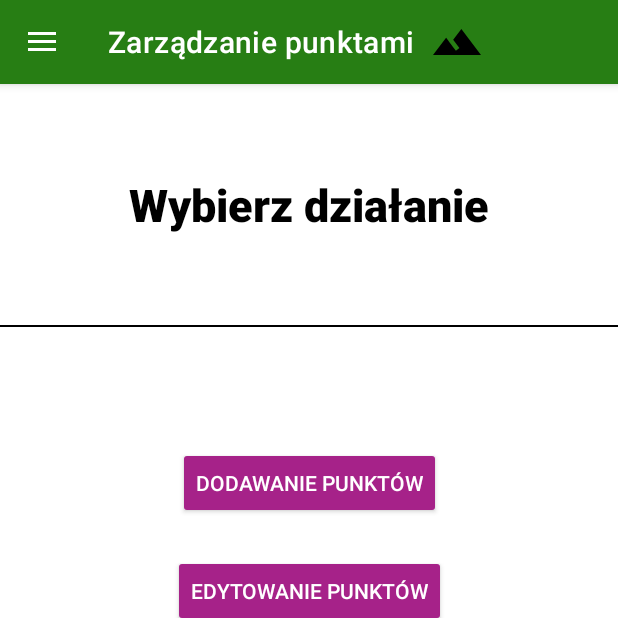
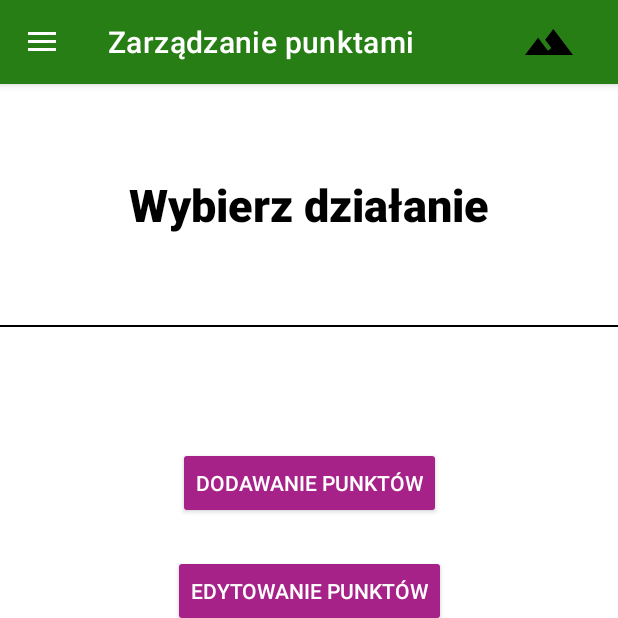
Before and after one commit to RRucik/GOT-PTTK, an Android app: the screen it shows after launch (MainActivity), after a tap on "Zarządzaj punktami", on a phone screen of 412 x 824 dp, the top half of it. Run offline under Robolectric (Android 15) with nearby library versions, the phone set to English and light mode, and no system bars; 1 other tap on this screen came first.

Commit message:
Layout gravity end

```diff
--- a/app/src/main/res/layout/activity_main.xml
+++ b/app/src/main/res/layout/activity_main.xml
@@ -27,7 +27,8 @@
                 android:id="@+id/imageView2"
                 android:layout_width="wrap_content"
                 android:layout_height="wrap_content"
-                android:layout_marginStart="20sp"
+                android:layout_gravity="end"
+                android:layout_marginEnd="30sp"
                 app:srcCompat="@drawable/ic_mountains" />
         </androidx.appcompat.widget.Toolbar>
 
```
